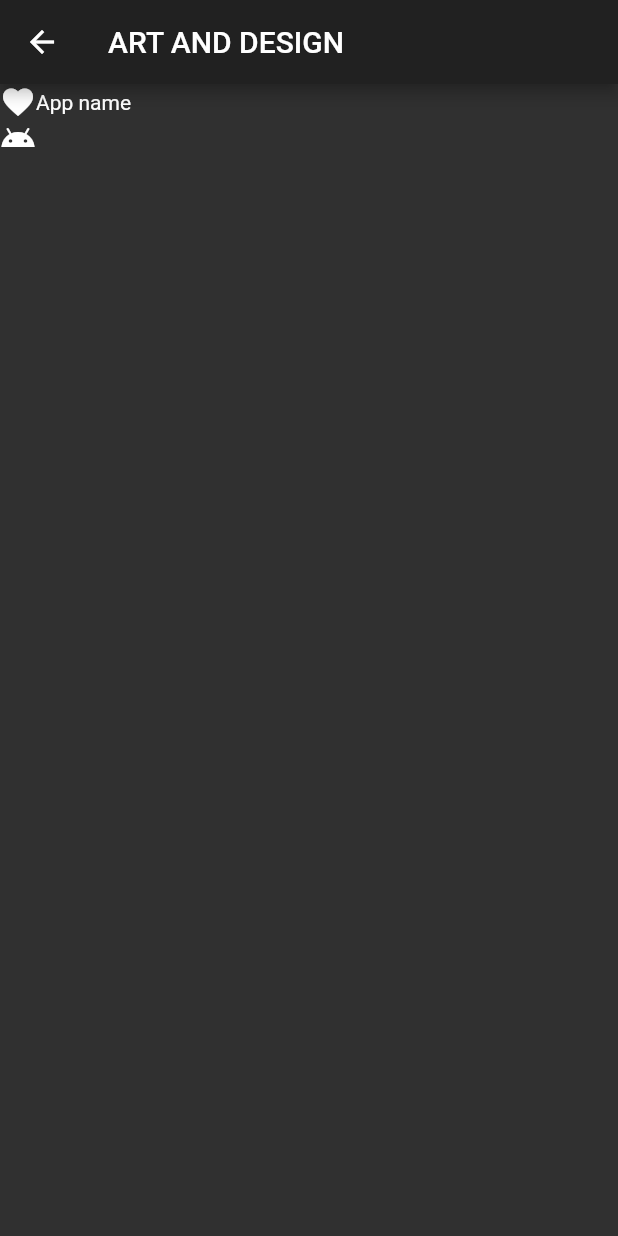
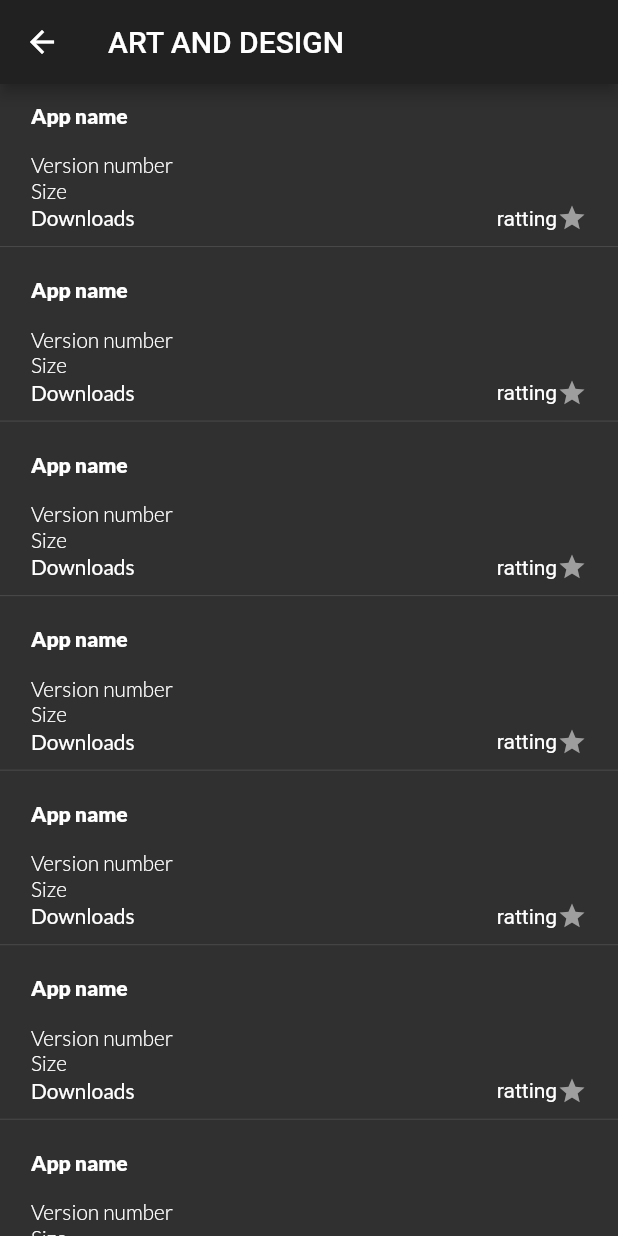
Before and after one commit to b3hzadsh/apps-inf0, a Flutter app: the ArtScreen screen opened directly, on a phone screen of 412 x 824 dp. Run offline on Flutter 3.47's test engine with Material 2 defaults, Android fonts, the phone set to English and light mode, and no system bars; our stand-ins replace google_fonts; Roboto replaces fonts that are missing (VAGROUND).

Commit message:
appWidget created

```diff
--- a/lib/screens/art_cat_screen.dart
+++ b/lib/screens/art_cat_screen.dart
@@ -1,4 +1,5 @@
 import 'package:flutter/material.dart';
+import 'package:google_fonts/google_fonts.dart';
 
 class ArtScreen extends StatefulWidget {
   @override
@@ -9,24 +10,104 @@ class _ArtScreenState extends State<ArtScreen> {
   @override
   Widget build(BuildContext context) {
     return Scaffold(
-        appBar: AppBar(
-          title: Text("ART AND DESIGN"),
+      appBar: AppBar(
+        title: Text("ART AND DESIGN"),
+      ),
+      body: SafeArea(
+        child: ListView.builder(
+          // wrap with future builder
+          // itemCount: ,
+          itemBuilder: (BuildContext context, int index) {
+            return Column(
+              children: [AppWidget(), Divider()],
+            );
+          },
         ),
-        body: SingleChildScrollView(
-          child: Column(
+      ),
+    );
+  }
+}
+
+class AppWidget extends StatelessWidget {
+  //add require to vars
+  final String appName;
+  final String verNumber;
+  final String size;
+  final String downloads;
+  final double ratting;
+  final String price;
+  const AppWidget({
+    this.appName,
+    this.verNumber,
+    this.size,
+    this.downloads,
+    this.ratting,
+    this.price,
+    Key key,
+  }) : super(key: key);
+
+  @override
+  Widget build(BuildContext context) {
+    // var hieght = MediaQuery.of(context).size.height;
+    var width = MediaQuery.of(context).size.width;
+    var oneP = width / 100;
+    return Container(
+      // margin: EdgeInsets.all(10),
+      padding: EdgeInsets.fromLTRB(oneP * 5, oneP * 3, oneP * 5, 1),
+      child: Column(
+        crossAxisAlignment: CrossAxisAlignment.start,
+        // mainAxisAlignment: MainAxisAlignment.spaceEvenly,
+        children: [
+          Text(
+            "App name",
+            style: GoogleFonts.lato(
+              fontWeight: FontWeight.w900,
+            ),
+            //size big with factor
+          ),
+          Divider(
+            color: Colors.transparent,
+          ),
+
+          Text(
+            "Version number",
+            style: GoogleFonts.lato(
+              fontWeight: FontWeight.w300,
+            ),
+          ),
+          Text(
+            "Size",
+            style: GoogleFonts.lato(
+              fontWeight: FontWeight.w300,
+            ),
+          ),
+
+          //size big with factor
+
+          Row(
+            mainAxisAlignment: MainAxisAlignment.spaceBetween,
             children: [
-              Column(
+              Text(
+                "Downloads",
+                style: GoogleFonts.lato(
+                  fontWeight: FontWeight.w400,
+                ),
+              ),
+              Row(
+                mainAxisAlignment: MainAxisAlignment.center,
                 children: [
-                  Row(
-                    children: [Icon(Icons.favorite), Text("App name")],
-                  ),
-                  Row(
-                    children: [Icon(Icons.android)],
+                  Text("ratting"),
+                  Icon(
+                    Icons.star,
+                    size: 20, // responsive size
+                    color: Colors.grey,
                   )
                 ],
               )
             ],
           ),
-        ));
+        ],
+      ),
+    );
   }
 }
--- a/lib/screens/category.dart
+++ b/lib/screens/category.dart
@@ -45,10 +45,6 @@ class CategoryScreen extends StatelessWidget {
                 onTap: () {
                   Navigator.pushNamed(context, "/cat/${cats[index]}");
                 },
-                child: GestureDetector(
-                  onTap: () {
-                    Navigator.pushNamed(context, "/cat/${cats[index]}");
-                  },
                 child: Center(
                   child: Column(
                     children: [
@@ -78,7 +74,6 @@ class CategoryScreen extends StatelessWidget {
           ),
         ),
       ),
-      ),
     );
   }
 }
--- a/lib/screens/search.dart
+++ b/lib/screens/search.dart
@@ -39,7 +39,7 @@ class _SearchScreenState extends State<SearchScreen> {
                       ),
                       border: InputBorder.none,
                       //labelText: "Search App",
-                      hintText: "App Name",
+                      hintText: "App Name ❤️❤",
                     ),
                     //controller: controller,
                   ),
--- a/pubspec.yaml
+++ b/pubspec.yaml
@@ -25,6 +25,7 @@ dependencies:
     sdk: flutter
   cupertino_icons: ^1.0.0
   flutter_svg: any
+  google_fonts: ^1.1.1
 
 dev_dependencies:
   flutter_test:
@@ -57,7 +58,6 @@ flutter:
     - family: VAGROUND
       fonts:
         - asset: assets/fonts/VAGROUND.otf
-
   #   - family: Trajan Pro
   #     fonts:
   #       - asset: fonts/TrajanPro.ttf
```
Also changed, not shown: pubspec.lock. Lines whose indentation alone changed are shown as unchanged.
